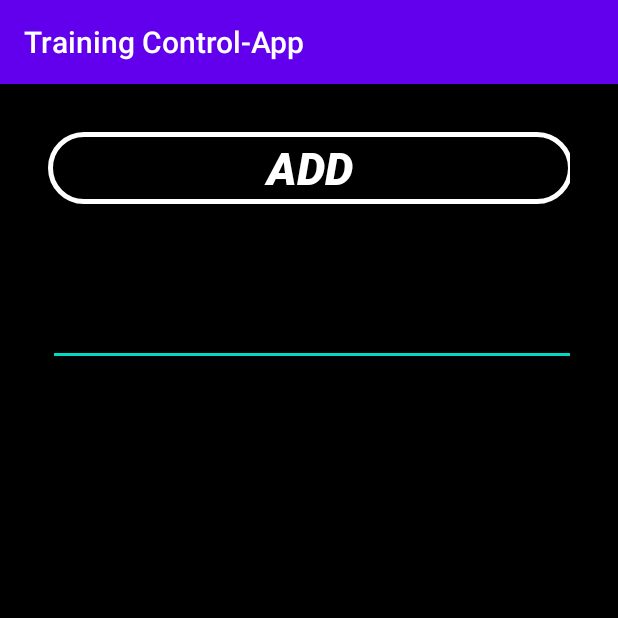
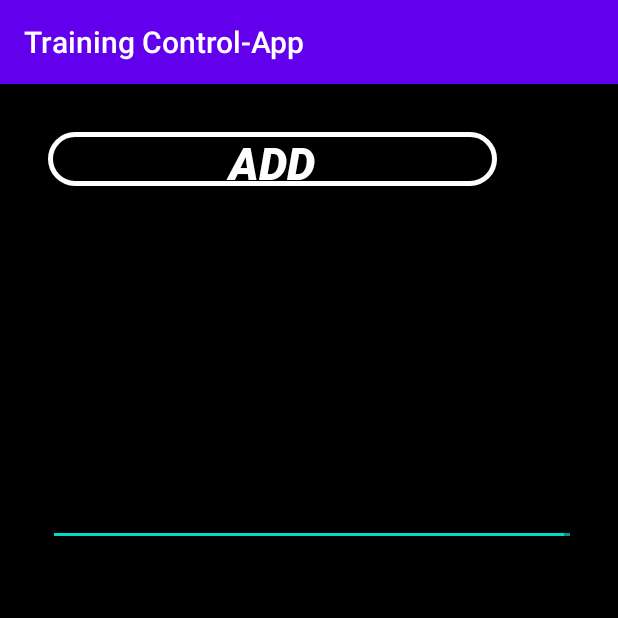
Before and after one commit to Jeffrey0710/TrainingControl-App, an Android app: the BaseActivity screen opened directly, with no data from a screen before it, on a phone screen of 412 x 824 dp, the top half of it. Run offline under Robolectric (Android 15) with nearby library versions, the phone set to English and light mode, and no system bars.

```diff
--- a/app/src/main/java/com/myapplication/BaseActivity.java
+++ b/app/src/main/java/com/myapplication/BaseActivity.java
@@ -8,10 +8,12 @@ import android.view.View;
 
 public class BaseActivity extends AppCompatActivity {
 
+
     @Override
     protected void onCreate(Bundle savedInstanceState) {
         super.onCreate(savedInstanceState);
         setContentView(R.layout.activity_base);
+
     }
 
     public void Add_New(View view){
--- a/app/src/main/res/layout/activity_base.xml
+++ b/app/src/main/res/layout/activity_base.xml
@@ -1,5 +1,5 @@
 <?xml version="1.0" encoding="utf-8"?>
-<LinearLayout xmlns:android="http://schemas.android.com/apk/res/android"
+<RelativeLayout xmlns:android="http://schemas.android.com/apk/res/android"
     xmlns:app="http://schemas.android.com/apk/res-auto"
     xmlns:tools="http://schemas.android.com/tools"
     android:layout_width="match_parent"
@@ -12,8 +12,8 @@
 
     <Button
         android:id="@+id/btn_addbutton"
-        android:layout_width="350dp"
-        android:layout_height="wrap_content"
+        android:layout_width="299dp"
+        android:layout_height="36dp"
         android:layout_marginBottom="16dp"
         android:background="@drawable/btn_add"
         android:contentDescription="@string/app_name"
@@ -25,66 +25,100 @@
 
     </Button>
 
+    <ScrollView
+        android:layout_width="350dp"
+        android:layout_height="768dp"
+        app:layout_constraintBottom_toBottomOf="parent"
+        app:layout_constraintEnd_toEndOf="parent"
+        app:layout_constraintStart_toStartOf="parent">
+
+        <LinearLayout
+            android:layout_width="match_parent"
+            android:layout_height="wrap_content"
+            android:orientation="vertical">
+
+            <TextView
+                android:id="@+id/textViewData"
+                android:layout_width="354dp"
+                android:layout_height="138dp"
+                android:text="@string/description" />
+
             <EditText
                 android:id="@+id/edt_add1"
                 android:layout_width="354dp"
-        android:layout_height="738dp"
+                android:layout_height="138dp"
                 android:layout_weight="1"
                 android:ems="10"
                 android:gravity="start|top"
-        android:inputType="textMultiLine" />
+                android:inputType="textMultiLine"
+                android:autofillHints=""
+                tools:ignore="LabelFor"/>
 
             <EditText
                 android:id="@+id/edt_add2"
                 android:layout_width="354dp"
-        android:layout_height="738dp"
+                android:layout_height="138dp"
                 android:layout_weight="1"
                 android:ems="10"
                 android:gravity="start|top"
-        android:inputType="textMultiLine" />
+                android:inputType="textMultiLine"
+                android:autofillHints=""
+                tools:ignore="LabelFor"/>
 
             <EditText
                 android:id="@+id/edt_add3"
                 android:layout_width="354dp"
-        android:layout_height="738dp"
+                android:layout_height="138dp"
                 android:layout_weight="1"
                 android:ems="10"
                 android:gravity="start|top"
-        android:inputType="textMultiLine" />
+                android:inputType="textMultiLine"
+                android:autofillHints=""
+                tools:ignore="LabelFor"/>
 
             <EditText
                 android:id="@+id/edt_add4"
                 android:layout_width="354dp"
-        android:layout_height="738dp"
+                android:layout_height="138dp"
                 android:layout_weight="1"
                 android:ems="10"
                 android:gravity="start|top"
-        android:inputType="textMultiLine" />
+                android:inputType="textMultiLine"
+                android:autofillHints=""
+                tools:ignore="LabelFor"/>
 
             <EditText
                 android:id="@+id/edt_add5"
                 android:layout_width="354dp"
-        android:layout_height="738dp"
+                android:layout_height="138dp"
                 android:layout_weight="1"
                 android:ems="10"
                 android:gravity="start|top"
-        android:inputType="textMultiLine" />
+                android:inputType="textMultiLine"
+                android:autofillHints=""
+                tools:ignore="LabelFor"/>
 
             <EditText
                 android:id="@+id/edt_add6"
                 android:layout_width="354dp"
-        android:layout_height="738dp"
+                android:layout_height="138dp"
                 android:layout_weight="1"
                 android:ems="10"
                 android:gravity="start|top"
-        android:inputType="textMultiLine" />
+                android:inputType="textMultiLine"
+                android:autofillHints=""
+                tools:ignore="LabelFor"/>
 
             <EditText
                 android:id="@+id/edt_add7"
                 android:layout_width="354dp"
-        android:layout_height="738dp"
+                android:layout_height="138dp"
                 android:layout_weight="1"
                 android:ems="10"
                 android:gravity="start|top"
-        android:inputType="textMultiLine" />
+                android:inputType="textMultiLine"
+                android:autofillHints=""
+                tools:ignore="LabelFor" />
         </LinearLayout>
+    </ScrollView>
+</RelativeLayout>
```
Also changed, not shown: app/src/main/java/com/myapplication/AddActivity.java (+7 -2 lines), app/src/main/res/drawable/btn_act_blue.xml (added, +14 -0 lines), app/src/main/res/drawable/btn_act_orange.xml (added, +13 -0 lines). Lines whose indentation alone changed are shown as unchanged.
